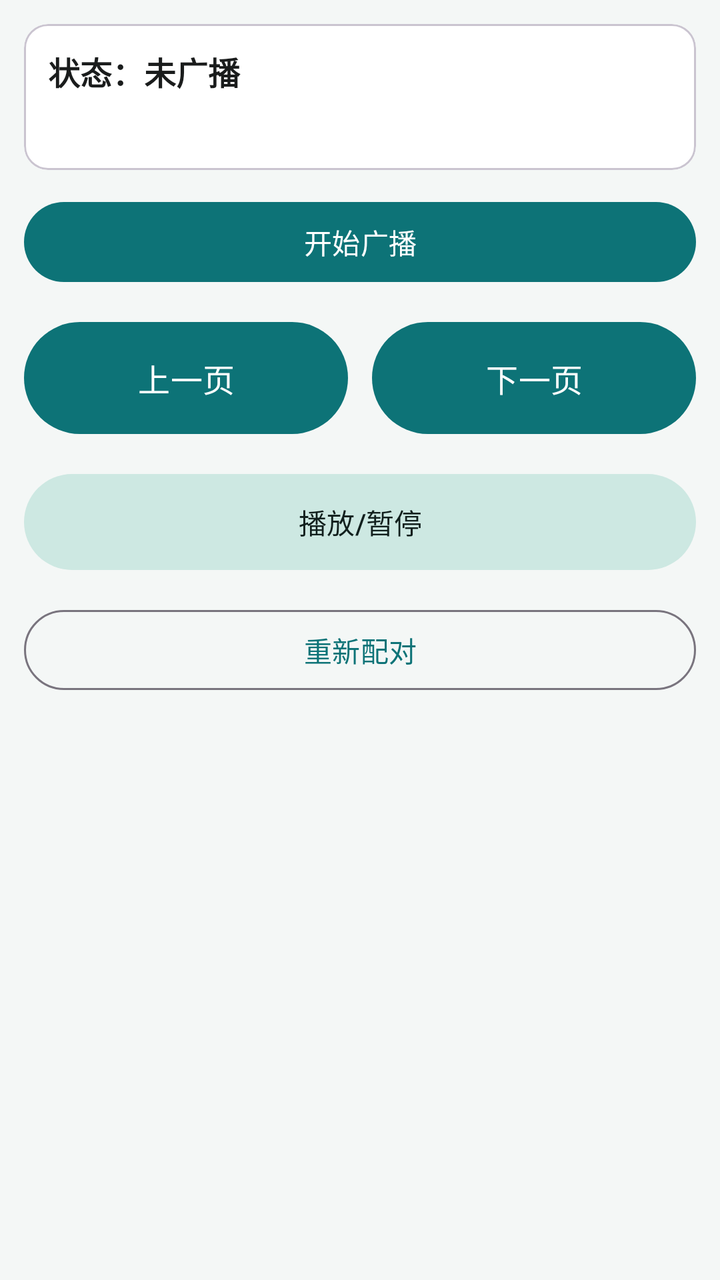
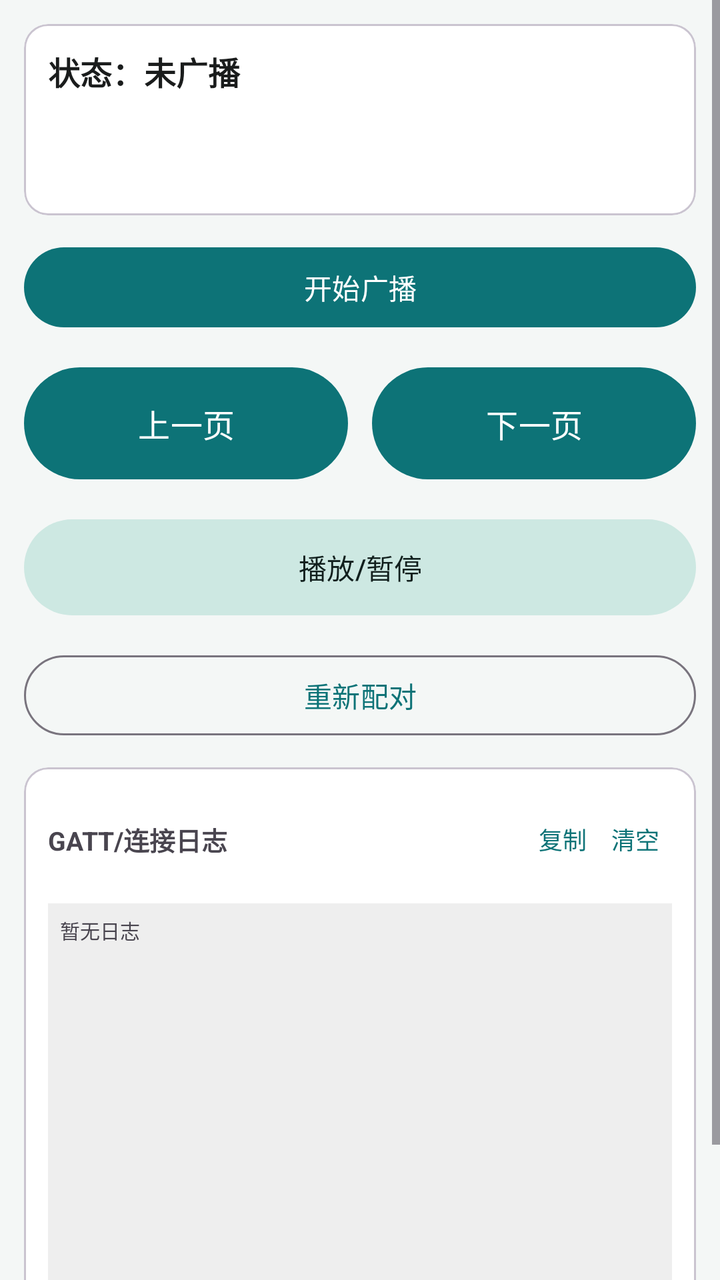

Compare the two renders of this Android layout. The source of the first and the diff that turns it into the second are given below.
<!-- AndroidManifest.xml: application theme Theme.HidPager -->
<!-- res/layout/activity_ble_pager.xml -->
<?xml version="1.0" encoding="utf-8"?>
<LinearLayout xmlns:android="http://schemas.android.com/apk/res/android"
    android:layout_width="match_parent"
    android:layout_height="match_parent"
    android:orientation="vertical"
    android:padding="12dp">

    
    <com.google.android.material.card.MaterialCardView
        android:layout_width="match_parent"
        android:layout_height="wrap_content"
        android:layout_marginBottom="12dp">

        <LinearLayout
            android:layout_width="match_parent"
            android:layout_height="wrap_content"
            android:orientation="vertical"
            android:padding="12dp">

            <TextView
                android:id="@+id/ble_tv_status"
                android:layout_width="match_parent"
                android:layout_height="wrap_content"
                android:text="@string/ble_status_idle"
                android:textColor="@color/colorOnSurface"
                android:textSize="16sp"
                android:textStyle="bold" />

            <TextView
                android:id="@+id/ble_tv_last_sent"
                android:layout_width="match_parent"
                android:layout_height="wrap_content"
                android:layout_marginTop="8dp"
                android:textColor="@color/text_secondary"
                android:textSize="13sp" />
        </LinearLayout>
    </com.google.android.material.card.MaterialCardView>

    
    <com.google.android.material.button.MaterialButton
        android:id="@+id/ble_btn_toggle"
        android:layout_width="match_parent"
        android:layout_height="wrap_content"
        android:layout_marginBottom="12dp"
        android:text="@string/ble_btn_start" />

    
    <LinearLayout
        android:layout_width="match_parent"
        android:layout_height="wrap_content"
        android:orientation="horizontal"
        android:weightSum="2">

        <com.google.android.material.button.MaterialButton
            android:id="@+id/ble_btn_page_up"
            android:layout_width="0dp"
            android:layout_height="64dp"
            android:layout_marginEnd="6dp"
            android:layout_weight="1"
            android:text="@string/btn_page_up"
            android:textSize="16sp" />

        <com.google.android.material.button.MaterialButton
            android:id="@+id/ble_btn_page_down"
            android:layout_width="0dp"
            android:layout_height="64dp"
            android:layout_marginStart="6dp"
            android:layout_weight="1"
            android:text="@string/btn_page_down"
            android:textSize="16sp" />
    </LinearLayout>

    
    <com.google.android.material.button.MaterialButton
        android:id="@+id/ble_btn_play_pause"
        style="@style/Widget.Material3.Button.TonalButton"
        android:layout_width="match_parent"
        android:layout_height="56dp"
        android:layout_marginTop="12dp"
        android:text="@string/ble_label_play_pause" />

    
    <com.google.android.material.button.MaterialButton
        android:id="@+id/ble_btn_repair"
        style="@style/Widget.Material3.Button.OutlinedButton"
        android:layout_width="match_parent"
        android:layout_height="wrap_content"
        android:layout_marginTop="12dp"
        android:text="@string/ble_btn_repair" />

</LinearLayout>
<!-- resources referenced by this layout -->
<resources>
  <color name="colorOnSurface">#FF1A1C1C</color>
  <color name="text_secondary">#FF5A6B69</color>
  <string name="ble_btn_repair">重新配对</string>
  <string name="ble_btn_start">开始广播</string>
  <string name="ble_label_play_pause">播放/暂停</string>
  <string name="ble_status_idle">状态：未广播</string>
  <string name="btn_page_down">下一页</string>
  <string name="btn_page_up">上一页</string>
  <style name="Theme.HidPager" parent="Theme.Material3.DayNight.NoActionBar">
          <item name="colorPrimary">@color/colorPrimary</item>
          <item name="colorOnPrimary">@color/colorOnPrimary</item>
          <item name="colorPrimaryContainer">@color/colorPrimaryContainer</item>
          <item name="colorOnPrimaryContainer">@color/colorOnPrimaryContainer</item>
          <item name="colorSecondary">@color/colorSecondary</item>
          <item name="colorOnSecondary">@color/colorOnSecondary</item>
          <item name="colorSecondaryContainer">@color/colorSecondaryContainer</item>
          <item name="colorOnSecondaryContainer">@color/colorOnSecondaryContainer</item>
          <item name="colorSurface">@color/colorSurface</item>
          <item name="colorOnSurface">@color/colorOnSurface</item>
          <item name="colorSurfaceVariant">@color/colorSurfaceVariant</item>
          <item name="colorOnSurfaceVariant">@color/colorOnSurfaceVariant</item>
          <item name="colorError">@color/colorError</item>
          <item name="android:windowBackground">@color/window_background</item>
      </style>
  <color name="colorPrimary">#FF0D7377</color>
  <color name="colorOnPrimary">#FFFFFFFF</color>
  <color name="colorPrimaryContainer">#FF8AD8C8</color>
  <color name="colorOnPrimaryContainer">#FF00201A</color>
  <color name="colorSecondary">#FF4A6360</color>
  <color name="colorOnSecondary">#FFFFFFFF</color>
  <color name="colorSecondaryContainer">#FFCDE8E2</color>
  <color name="colorOnSecondaryContainer">#FF111F1D</color>
  <color name="colorSurface">#FFFFFFFF</color>
  <color name="colorSurfaceVariant">#FFDFE5E3</color>
  <color name="colorOnSurfaceVariant">#FF414947</color>
  <color name="colorError">#FFBA1A1A</color>
  <color name="window_background">#FFF4F7F6</color>
</resources>

<!-- the commit's change to res/layout/activity_ble_pager.xml (unified diff, before → after) -->
@@ -1,91 +1,170 @@
 <?xml version="1.0" encoding="utf-8"?>
-<LinearLayout xmlns:android="http://schemas.android.com/apk/res/android"
+<ScrollView xmlns:android="http://schemas.android.com/apk/res/android"
+    android:id="@+id/ble_scroll_root"
     android:layout_width="match_parent"
     android:layout_height="match_parent"
-    android:orientation="vertical"
-    android:padding="12dp">
+    android:fillViewport="true">
 
-    
-    <com.google.android.material.card.MaterialCardView
+    <LinearLayout
         android:layout_width="match_parent"
         android:layout_height="wrap_content"
-        android:layout_marginBottom="12dp">
+        android:orientation="vertical"
+        android:padding="12dp">
 
+        
+        <com.google.android.material.card.MaterialCardView
+            android:layout_width="match_parent"
+            android:layout_height="wrap_content"
+            android:layout_marginBottom="12dp">
+
+            <LinearLayout
+                android:layout_width="match_parent"
+                android:layout_height="wrap_content"
+                android:orientation="vertical"
+                android:padding="12dp">
+
+                <TextView
+                    android:id="@+id/ble_tv_status"
+                    android:layout_width="match_parent"
+                    android:layout_height="wrap_content"
+                    android:text="@string/ble_status_idle"
+                    android:textColor="@color/colorOnSurface"
+                    android:textSize="16sp"
+                    android:textStyle="bold" />
+
+                <TextView
+                    android:id="@+id/ble_tv_last_sent"
+                    android:layout_width="match_parent"
+                    android:layout_height="wrap_content"
+                    android:layout_marginTop="8dp"
+                    android:textColor="@color/text_secondary"
+                    android:textSize="13sp" />
+
+                
+                <TextView
+                    android:id="@+id/ble_tv_diag_summary"
+                    android:layout_width="match_parent"
+                    android:layout_height="wrap_content"
+                    android:layout_marginTop="8dp"
+                    android:fontFamily="monospace"
+                    android:textColor="@color/text_secondary"
+                    android:textSize="11sp" />
+            </LinearLayout>
+        </com.google.android.material.card.MaterialCardView>
+
+        
+        <com.google.android.material.button.MaterialButton
+            android:id="@+id/ble_btn_toggle"
+            android:layout_width="match_parent"
+            android:layout_height="wrap_content"
+            android:layout_marginBottom="12dp"
+            android:text="@string/ble_btn_start" />
+
+        
         <LinearLayout
             android:layout_width="match_parent"
             android:layout_height="wrap_content"
-            android:orientation="vertical"
-            android:padding="12dp">
+            android:orientation="horizontal"
+            android:weightSum="2">
 
-            <TextView
-                android:id="@+id/ble_tv_status"
+            <com.google.android.material.button.MaterialButton
+                android:id="@+id/ble_btn_page_up"
+                android:layout_width="0dp"
+                android:layout_height="64dp"
+                android:layout_marginEnd="6dp"
+                android:layout_weight="1"
+                android:text="@string/btn_page_up"
+                android:textSize="16sp" />
+
+            <com.google.android.material.button.MaterialButton
+                android:id="@+id/ble_btn_page_down"
+                android:layout_width="0dp"
+                android:layout_height="64dp"
+                android:layout_marginStart="6dp"
+                android:layout_weight="1"
+                android:text="@string/btn_page_down"
+                android:textSize="16sp" />
+        </LinearLayout>
+
+        
+        <com.google.android.material.button.MaterialButton
+            android:id="@+id/ble_btn_play_pause"
+            style="@style/Widget.Material3.Button.TonalButton"
+            android:layout_width="match_parent"
+            android:layout_height="56dp"
+            android:layout_marginTop="12dp"
+            android:text="@string/ble_label_play_pause" />
+
+        
+        <com.google.android.material.button.MaterialButton
+            android:id="@+id/ble_btn_repair"
+            style="@style/Widget.Material3.Button.OutlinedButton"
+            android:layout_width="match_parent"
+            android:layout_height="wrap_content"
+            android:layout_marginTop="12dp"
+            android:text="@string/ble_btn_repair" />
+
+        
+        <com.google.android.material.card.MaterialCardView
+            android:layout_width="match_parent"
+            android:layout_height="wrap_content"
+            android:layout_marginTop="12dp">
+
+            <LinearLayout
                 android:layout_width="match_parent"
                 android:layout_height="wrap_content"
-                android:text="@string/ble_status_idle"
-                android:textColor="@color/colorOnSurface"
-                android:textSize="16sp"
-                android:textStyle="bold" />
+                android:orientation="vertical"
+                android:padding="12dp">
 
-            <TextView
-                android:id="@+id/ble_tv_last_sent"
-                android:layout_width="match_parent"
-                android:layout_height="wrap_content"
-                android:layout_marginTop="8dp"
-                android:textColor="@color/text_secondary"
-                android:textSize="13sp" />
-        </LinearLayout>
-    </com.google.android.material.card.MaterialCardView>
+                <LinearLayout
+                    android:layout_width="match_parent"
+                    android:layout_height="wrap_content"
+                    android:orientation="horizontal"
+                    android:gravity="center_vertical">
 
-    
-    <com.google.android.material.button.MaterialButton
-        android:id="@+id/ble_btn_toggle"
-        android:layout_width="match_parent"
-        android:layout_height="wrap_content"
-        android:layout_marginBottom="12dp"
-        android:text="@string/ble_btn_start" />
+                    <TextView
+                        android:layout_width="0dp"
+                        android:layout_height="wrap_content"
+                        android:layout_weight="1"
+                        android:text="GATT/连接日志"
+                        android:textStyle="bold"
+                        android:textSize="13sp" />
 
-    
-    <LinearLayout
-        android:layout_width="match_parent"
-        android:layout_height="wrap_content"
-        android:orientation="horizontal"
-        android:weightSum="2">
+                    <com.google.android.material.button.MaterialButton
+                        android:id="@+id/ble_btn_copy_log"
+                        style="@style/Widget.Material3.Button.TextButton"
+                        android:layout_width="wrap_content"
+                        android:layout_height="wrap_content"
+                        android:minWidth="0dp"
+                        android:padding="6dp"
+                        android:text="复制"
+                        android:textSize="12sp" />
 
-        <com.google.android.material.button.MaterialButton
-            android:id="@+id/ble_btn_page_up"
-            android:layout_width="0dp"
-            android:layout_height="64dp"
-            android:layout_marginEnd="6dp"
-            android:layout_weight="1"
-            android:text="@string/btn_page_up"
-            android:textSize="16sp" />
+                    <com.google.android.material.button.MaterialButton
+                        android:id="@+id/ble_btn_clear_log"
+                        style="@style/Widget.Material3.Button.TextButton"
+                        android:layout_width="wrap_content"
+                        android:layout_height="wrap_content"
+                        android:minWidth="0dp"
+                        android:padding="6dp"
+                        android:text="清空"
+                        android:textSize="12sp" />
+                </LinearLayout>
 
-        <com.google.android.material.button.MaterialButton
-            android:id="@+id/ble_btn_page_down"
-            android:layout_width="0dp"
-            android:layout_height="64dp"
-            android:layout_marginStart="6dp"
-            android:layout_weight="1"
-            android:text="@string/btn_page_down"
-            android:textSize="16sp" />
+                <TextView
+                    android:id="@+id/ble_tv_log"
+                    android:layout_width="match_parent"
+                    android:layout_height="240dp"
+                    android:layout_marginTop="8dp"
+                    android:background="#11000000"
+                    android:fontFamily="monospace"
+                    android:padding="6dp"
+                    android:textIsSelectable="true"
+                    android:textSize="10sp"
+                    android:scrollbars="vertical"
+                    android:text="暂无日志" />
+            </LinearLayout>
+        </com.google.android.material.card.MaterialCardView>
+
     </LinearLayout>
-
-    
-    <com.google.android.material.button.MaterialButton
-        android:id="@+id/ble_btn_play_pause"
-        style="@style/Widget.Material3.Button.TonalButton"
-        android:layout_width="match_parent"
-        android:layout_height="56dp"
-        android:layout_marginTop="12dp"
-        android:text="@string/ble_label_play_pause" />
-
-    
-    <com.google.android.material.button.MaterialButton
-        android:id="@+id/ble_btn_repair"
-        style="@style/Widget.Material3.Button.OutlinedButton"
-        android:layout_width="match_parent"
-        android:layout_height="wrap_content"
-        android:layout_marginTop="12dp"
-        android:text="@string/ble_btn_repair" />
-
-</LinearLayout>
+</ScrollView>
